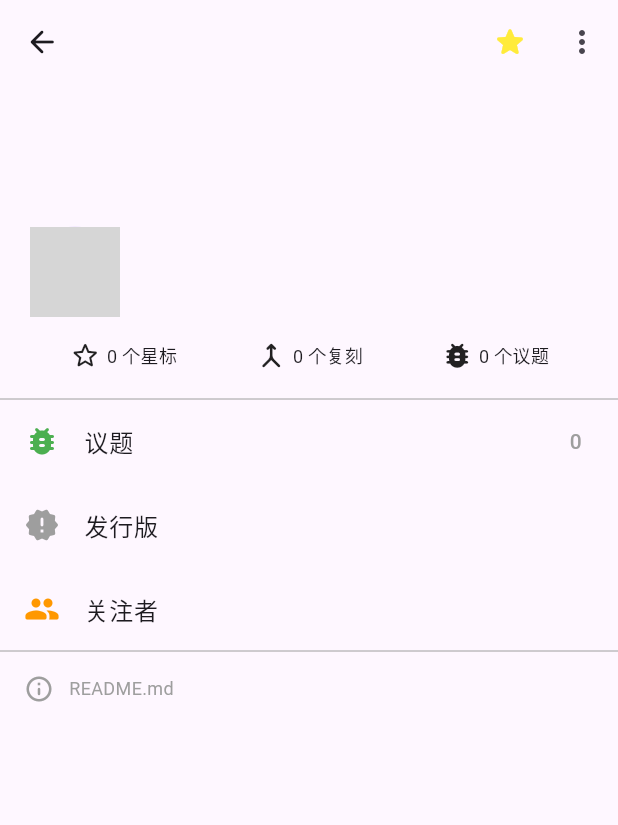
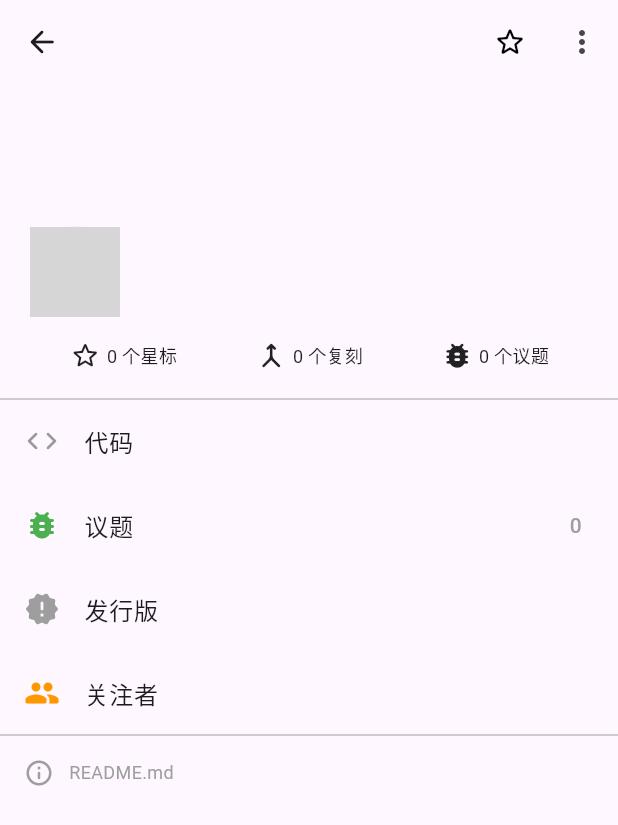
Before and after one commit to Ph0to1211/GitVoar, a Flutter app: the RepoDetailPage screen opened directly with empty values, on a phone screen of 412 x 824 dp. Shown: the top 825 px of the screen. Run offline on Flutter 3.47's test engine with Material 3 defaults, Android fonts, the phone set to English and light mode, and no system bars; our stand-ins replace cached_network_image, dio, flutter_markdown, fluttertoast, shared_preferences, sqflite and 1 more; accounts and stored records are empty; network calls fail; grey boxes are pictures that could not be loaded.

Commit message:
feat: 新增为仓库添加、取消星标功能

```diff
--- a/lib/pages/detail/repo_detail.dart
+++ b/lib/pages/detail/repo_detail.dart
@@ -17,15 +17,20 @@ class RepoDetailPage extends StatefulWidget {
 }
 
 class _RepoDetailPageState extends State<RepoDetailPage> {
-  String mdBase64 = '';
-  final ValueNotifier<bool> starred = ValueNotifier(true);
+  // final ValueNotifier<bool> _starred = ValueNotifier(false);
+  late Future<bool> _starred;
   final ScrollController _controller = ScrollController();
+
   bool showToTopBtn = false;
   bool showTitle = false;
+
+  String mdBase64 = '';
 
   @override
   void initState() {
     super.initState();
+    _starred = Git(context).checkStarred(widget.repo.fullName!);
+    // _initializeStarStatus();
     _getMD();
 
     // 添加滚动监听
@@ -58,6 +63,11 @@ class _RepoDetailPageState extends State<RepoDetailPage> {
     super.dispose();
   }
 
+  // Future<void> _initializeStarStatus() async {
+  //   bool isStarred = await Git(context).checkStarred(widget.repo.fullName!);
+  //   _starred.value = isStarred;
+  // }
+
   Future<void> _getMD() async {
     try {
       mdBase64 = await Git(context).getREADME(widget.repo.fullName);
@@ -79,11 +89,9 @@ class _RepoDetailPageState extends State<RepoDetailPage> {
   @override
   Widget build(BuildContext context) {
     String decodedData = _decodeBase64(mdBase64);
-    // var starCount = widget.repo.stargazersCount!.toString();
     String starCount = formatNumberToK(widget.repo.stargazersCount!);
     var forkCount = widget.repo.forksCount!.toString();
     var issueCount = widget.repo.openIssuesCount!.toString();
-    var subscribersCount = widget.repo.subscribersCount.toString();
 
     return Scaffold(
       appBar: AppBar(
@@ -92,18 +100,67 @@ class _RepoDetailPageState extends State<RepoDetailPage> {
           icon: const Icon(Icons.arrow_back_rounded),
         ),
         actions: [
-          ValueListenableBuilder<bool>(
-            valueListenable: starred,
-            builder: (context, value, _) {
+          FutureBuilder<bool>(
+            future: _starred,
+            builder: (context, snapshot) {
+              bool isStarred;
+              if (snapshot.connectionState == ConnectionState.waiting) {
+                return const Padding(
+                  padding: EdgeInsets.only(right: 12.0),
+                  child: SizedBox(
+                    width: 20.0,
+                    height: 20.0,
+                    child: CircularProgressIndicator(strokeWidth: 2.0),
+                  ),
+                );
+              } else if (snapshot.hasData && snapshot.data != null) {
+                isStarred = true;
+              } else {
+                isStarred = false;
+              }
               return IconButton(
-                onPressed: () => starred.value = !starred.value,
+                onPressed: () async {
+                  bool result;
+                  if (isStarred) {
+                    result = await Git(context).delStar(widget.repo.fullName!);
+                  } else {
+                    result = await Git(context).addStar(widget.repo.fullName!);
+                  }
+                  if (result) {
+                    setState(() {
+                      _starred = Git(context).checkStarred(widget.repo.fullName!);
+                    });
+                  }
+                },
                 icon: Icon(
-                  value ? Icons.star_rounded : Icons.star_outline_rounded,
-                  color: value ? Colors.yellow : Colors.black,
+                  isStarred ? Icons.star_rounded : Icons.star_outline_rounded,
+                  color: isStarred ? Colors.yellow : Colors.black,
                 ),
               );
             },
           ),
+          // ValueListenableBuilder<bool>(
+          //   valueListenable: _starred,
+          //   builder: (context, value, _) {
+          //     return IconButton(
+          //       onPressed: () async {
+          //         bool result;
+          //         if (value) {
+          //           result = await Git(context).delStar(widget.repo.fullName!);
+          //         } else {
+          //           result = await Git(context).addStar(widget.repo.fullName!);
+          //         }
+          //         if (result) {
+          //           _starred.value = !value;
+          //         }
+          //       },
+          //       icon: Icon(
+          //         value ? Icons.star_rounded : Icons.star_outline_rounded,
+          //         color: value ? Colors.yellow : Colors.black,
+          //       ),
+          //     );
+          //   },
+          // ),
           PopupMenuButton<String>(
             onSelected: (String value) {
               // 根据选中的菜单项执行操作
@@ -117,17 +174,17 @@ class _RepoDetailPageState extends State<RepoDetailPage> {
             },
             itemBuilder: (BuildContext context) {
               return [
-                PopupMenuItem<String>(
+                const PopupMenuItem<String>(
                   value: 'Option 1',
                   child: Row(
-                    children: const [
+                    children: [
                       Icon(Icons.share_rounded),
                       SizedBox(width: 10),
                       Text('分享'),
                     ],
                   ),
                 ),
-                PopupMenuItem<String>(
+                const PopupMenuItem<String>(
                   value: 'Option 2',
                   child: Row(
                     children: const [
@@ -274,10 +331,11 @@ class _RepoDetailPageState extends State<RepoDetailPage> {
             ),
           ),
           const Divider(color: Colors.grey, height: .0, thickness: .0),
+          buildListTile(Icons.code_rounded, '代码', '', Colors.black38, () {}),
           buildListTile(
-              Icons.bug_report_rounded, '议题', issueCount, Colors.green),
-          buildListTile(Icons.new_releases_rounded, '发行版', '', Colors.grey),
-          buildListTile(Icons.people_rounded, '关注者', '', Colors.orange),
+              Icons.bug_report_rounded, '议题', issueCount, Colors.green, () {}),
+          buildListTile(Icons.new_releases_rounded, '发行版', '', Colors.grey, () {}),
+          buildListTile(Icons.people_rounded, '关注者', '', Colors.orange, () {}),
           const Divider(color: Colors.grey, height: .0, thickness: .0),
           const Padding(
             padding:
@@ -327,11 +385,11 @@ class _RepoDetailPageState extends State<RepoDetailPage> {
   }
 
   Widget buildListTile(
-      IconData icon, String title, String trailing, Color iconColor) {
+      IconData icon, String title, String trailing, Color iconColor, VoidCallback onTap) {
     return ListTile(
       leading: Icon(icon, color: iconColor),
       title: Text(title),
-      onTap: () {},
+      onTap: onTap,
       trailing: Text(trailing,
           style: const TextStyle(fontSize: 14.0, color: Colors.grey)),
     );
```
Also changed, not shown: lib/http/git.dart (+54 -0 lines).
